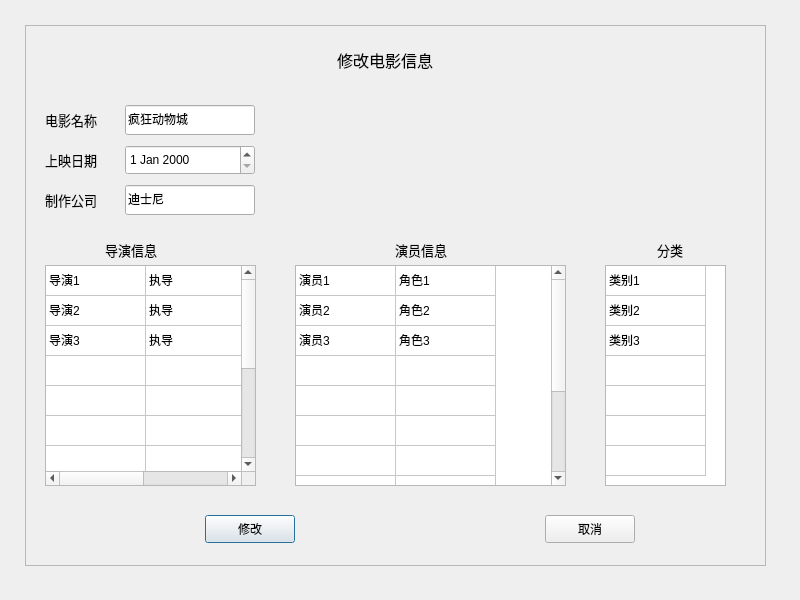
Qt form GUI/ModifyMovieDialogUI.ui (ljcleo/DBProj) before a commit.
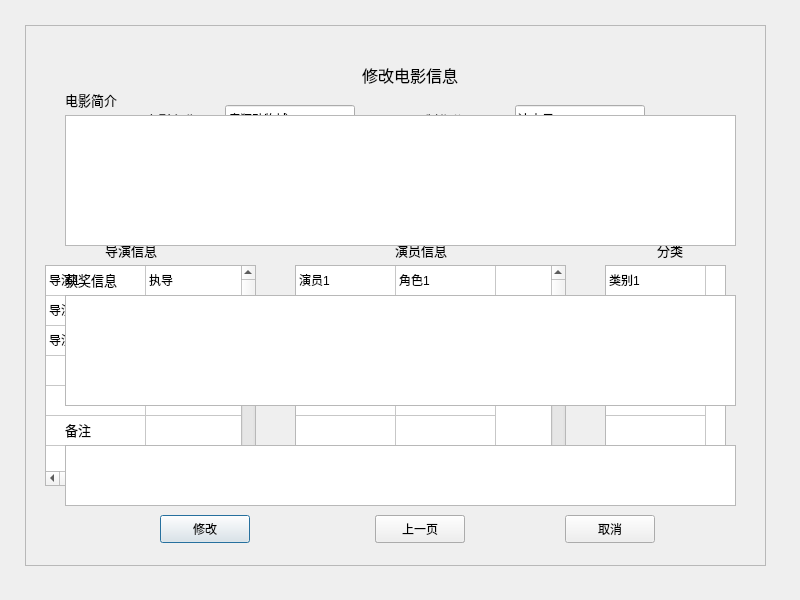
The same form after that commit.

Patch:
```diff
--- a/GUI/ModifyMovieDialogUI.ui
+++ b/GUI/ModifyMovieDialogUI.ui
@@ -28,78 +28,11 @@
    <property name="frameShadow">
     <enum>QFrame::Raised</enum>
    </property>
-   <widget class="QPushButton" name="Modify">
-    <property name="geometry">
-     <rect>
-      <x>180</x>
-      <y>490</y>
-      <width>90</width>
-      <height>28</height>
-     </rect>
-    </property>
-    <property name="font">
-     <font>
-      <family>宋体</family>
-     </font>
-    </property>
-    <property name="text">
-     <string>修改</string>
-    </property>
-    <property name="default">
-     <bool>true</bool>
-    </property>
-   </widget>
-   <widget class="QPushButton" name="Cancel">
-    <property name="geometry">
-     <rect>
-      <x>520</x>
-      <y>490</y>
-      <width>90</width>
-      <height>28</height>
-     </rect>
-    </property>
-    <property name="font">
-     <font>
-      <family>宋体</family>
-     </font>
-    </property>
-    <property name="text">
-     <string>取消</string>
-    </property>
-   </widget>
-   <widget class="QLabel" name="Title">
-    <property name="geometry">
-     <rect>
-      <x>300</x>
-      <y>20</y>
-      <width>120</width>
-      <height>30</height>
-     </rect>
-    </property>
-    <property name="font">
-     <font>
-      <family>等线</family>
-      <pointsize>12</pointsize>
-     </font>
-    </property>
-    <property name="layoutDirection">
-     <enum>Qt::LeftToRight</enum>
-    </property>
-    <property name="text">
-     <string>修改电影信息</string>
-    </property>
-    <property name="textFormat">
-     <enum>Qt::AutoText</enum>
-    </property>
-    <property name="alignment">
-     <set>Qt::AlignCenter</set>
-    </property>
-   </widget>
    <widget class="QLineEdit" name="ProductionCompany">
     <property name="geometry">
      <rect>
-      <x>100</x>
-      <y>160</y>
+      <x>490</x>
+      <y>80</y>
       <width>130</width>
       <height>30</height>
      </rect>
@@ -116,7 +49,7 @@
    <widget class="QLineEdit" name="MovieName">
     <property name="geometry">
      <rect>
-      <x>100</x>
+      <x>200</x>
       <y>80</y>
       <width>130</width>
       <height>30</height>
@@ -137,7 +70,7 @@
    <widget class="QLabel" name="Label1">
     <property name="geometry">
      <rect>
-      <x>20</x>
+      <x>120</x>
       <y>80</y>
       <width>70</width>
       <height>30</height>
@@ -165,8 +98,8 @@
    <widget class="QLabel" name="Label2">
     <property name="geometry">
      <rect>
-      <x>20</x>
-      <y>120</y>
+      <x>120</x>
+      <y>160</y>
       <width>70</width>
       <height>30</height>
      </rect>
@@ -193,8 +126,8 @@
    <widget class="QLabel" name="Label3">
     <property name="geometry">
      <rect>
-      <x>20</x>
-      <y>160</y>
+      <x>400</x>
+      <y>80</y>
       <width>70</width>
       <height>30</height>
      </rect>
@@ -221,8 +154,8 @@
    <widget class="QDateEdit" name="ReleaseDate">
     <property name="geometry">
      <rect>
-      <x>100</x>
-      <y>120</y>
+      <x>200</x>
+      <y>160</y>
       <width>130</width>
       <height>30</height>
      </rect>
@@ -514,7 +447,7 @@
      <set>Qt::AlignLeading|Qt::AlignLeft|Qt::AlignVCenter</set>
     </property>
    </widget>
-   <widget class="QLabel" name="Label7">
+   <widget class="QLabel" name="Label6">
     <property name="geometry">
      <rect>
       <x>610</x>
@@ -616,6 +549,380 @@
      </property>
     </item>
    </widget>
+   <widget class="QPushButton" name="NextPage">
+    <property name="geometry">
+     <rect>
+      <x>350</x>
+      <y>490</y>
+      <width>90</width>
+      <height>28</height>
+     </rect>
+    </property>
+    <property name="font">
+     <font>
+      <family>宋体</family>
+     </font>
+    </property>
+    <property name="text">
+     <string>下一页</string>
+    </property>
+   </widget>
+   <widget class="QLabel" name="Label7">
+    <property name="geometry">
+     <rect>
+      <x>120</x>
+      <y>120</y>
+      <width>70</width>
+      <height>30</height>
+     </rect>
+    </property>
+    <property name="font">
+     <font>
+      <family>等线</family>
+      <pointsize>10</pointsize>
+     </font>
+    </property>
+    <property name="layoutDirection">
+     <enum>Qt::LeftToRight</enum>
+    </property>
+    <property name="text">
+     <string>电影原名</string>
+    </property>
+    <property name="textFormat">
+     <enum>Qt::AutoText</enum>
+    </property>
+    <property name="alignment">
+     <set>Qt::AlignLeading|Qt::AlignLeft|Qt::AlignVCenter</set>
+    </property>
+   </widget>
+   <widget class="QLabel" name="Label8">
+    <property name="geometry">
+     <rect>
+      <x>400</x>
+      <y>120</y>
+      <width>70</width>
+      <height>30</height>
+     </rect>
+    </property>
+    <property name="font">
+     <font>
+      <family>等线</family>
+      <pointsize>10</pointsize>
+     </font>
+    </property>
+    <property name="layoutDirection">
+     <enum>Qt::LeftToRight</enum>
+    </property>
+    <property name="text">
+     <string>电影长度</string>
+    </property>
+    <property name="textFormat">
+     <enum>Qt::AutoText</enum>
+    </property>
+    <property name="alignment">
+     <set>Qt::AlignLeading|Qt::AlignLeft|Qt::AlignVCenter</set>
+    </property>
+   </widget>
+   <widget class="QLineEdit" name="OriginalName">
+    <property name="geometry">
+     <rect>
+      <x>200</x>
+      <y>120</y>
+      <width>130</width>
+      <height>30</height>
+     </rect>
+    </property>
+    <property name="font">
+     <font>
+      <family>宋体</family>
+     </font>
+    </property>
+    <property name="autoFillBackground">
+     <bool>false</bool>
+    </property>
+    <property name="text">
+     <string>疯狂动物城</string>
+    </property>
+   </widget>
+   <widget class="QLineEdit" name="MovieLength">
+    <property name="geometry">
+     <rect>
+      <x>490</x>
+      <y>120</y>
+      <width>130</width>
+      <height>30</height>
+     </rect>
+    </property>
+    <property name="font">
+     <font>
+      <family>宋体</family>
+     </font>
+    </property>
+    <property name="text">
+     <string>90分钟</string>
+    </property>
+   </widget>
+   <widget class="QLabel" name="Label9">
+    <property name="geometry">
+     <rect>
+      <x>400</x>
+      <y>160</y>
+      <width>70</width>
+      <height>30</height>
+     </rect>
+    </property>
+    <property name="font">
+     <font>
+      <family>等线</family>
+      <pointsize>10</pointsize>
+     </font>
+    </property>
+    <property name="layoutDirection">
+     <enum>Qt::LeftToRight</enum>
+    </property>
+    <property name="text">
+     <string>海报链接</string>
+    </property>
+    <property name="textFormat">
+     <enum>Qt::AutoText</enum>
+    </property>
+    <property name="alignment">
+     <set>Qt::AlignLeading|Qt::AlignLeft|Qt::AlignVCenter</set>
+    </property>
+   </widget>
+   <widget class="QLineEdit" name="Picture">
+    <property name="geometry">
+     <rect>
+      <x>490</x>
+      <y>160</y>
+      <width>130</width>
+      <height>30</height>
+     </rect>
+    </property>
+    <property name="font">
+     <font>
+      <family>宋体</family>
+     </font>
+    </property>
+    <property name="text">
+     <string>暂无</string>
+    </property>
+   </widget>
+  </widget>
+  <widget class="QPushButton" name="Modify">
+   <property name="geometry">
+    <rect>
+     <x>160</x>
+     <y>515</y>
+     <width>90</width>
+     <height>28</height>
+    </rect>
+   </property>
+   <property name="font">
+    <font>
+     <family>宋体</family>
+    </font>
+   </property>
+   <property name="text">
+    <string>修改</string>
+   </property>
+   <property name="default">
+    <bool>true</bool>
+   </property>
+  </widget>
+  <widget class="QPushButton" name="Cancel">
+   <property name="geometry">
+    <rect>
+     <x>565</x>
+     <y>515</y>
+     <width>90</width>
+     <height>28</height>
+    </rect>
+   </property>
+   <property name="font">
+    <font>
+     <family>宋体</family>
+    </font>
+   </property>
+   <property name="text">
+    <string>取消</string>
+   </property>
+  </widget>
+  <widget class="QLabel" name="Title">
+   <property name="geometry">
+    <rect>
+     <x>350</x>
+     <y>60</y>
+     <width>120</width>
+     <height>30</height>
+    </rect>
+   </property>
+   <property name="font">
+    <font>
+     <family>等线</family>
+     <pointsize>12</pointsize>
+    </font>
+   </property>
+   <property name="layoutDirection">
+    <enum>Qt::LeftToRight</enum>
+   </property>
+   <property name="text">
+    <string>修改电影信息</string>
+   </property>
+   <property name="textFormat">
+    <enum>Qt::AutoText</enum>
+   </property>
+   <property name="alignment">
+    <set>Qt::AlignCenter</set>
+   </property>
+  </widget>
+  <widget class="QFrame" name="SecondPageFrame">
+   <property name="geometry">
+    <rect>
+     <x>25</x>
+     <y>25</y>
+     <width>741</width>
+     <height>541</height>
+    </rect>
+   </property>
+   <property name="frameShape">
+    <enum>QFrame::StyledPanel</enum>
+   </property>
+   <property name="frameShadow">
+    <enum>QFrame::Raised</enum>
+   </property>
+   <widget class="QPushButton" name="PreviousPage">
+    <property name="geometry">
+     <rect>
+      <x>350</x>
+      <y>490</y>
+      <width>90</width>
+      <height>28</height>
+     </rect>
+    </property>
+    <property name="font">
+     <font>
+      <family>宋体</family>
+     </font>
+    </property>
+    <property name="text">
+     <string>上一页</string>
+    </property>
+   </widget>
+   <widget class="QPlainTextEdit" name="Storyline">
+    <property name="geometry">
+     <rect>
+      <x>40</x>
+      <y>90</y>
+      <width>671</width>
+      <height>131</height>
+     </rect>
+    </property>
+   </widget>
+   <widget class="QLabel" name="Label11">
+    <property name="geometry">
+     <rect>
+      <x>40</x>
+      <y>60</y>
+      <width>70</width>
+      <height>30</height>
+     </rect>
+    </property>
+    <property name="font">
+     <font>
+      <family>等线</family>
+      <pointsize>10</pointsize>
+     </font>
+    </property>
+    <property name="layoutDirection">
+     <enum>Qt::LeftToRight</enum>
+    </property>
+    <property name="text">
+     <string>电影简介</string>
+    </property>
+    <property name="textFormat">
+     <enum>Qt::AutoText</enum>
+    </property>
+    <property name="alignment">
+     <set>Qt::AlignLeading|Qt::AlignLeft|Qt::AlignVCenter</set>
+    </property>
+   </widget>
+   <widget class="QLabel" name="Label12">
+    <property name="geometry">
+     <rect>
+      <x>40</x>
+      <y>240</y>
+      <width>70</width>
+      <height>30</height>
+     </rect>
+    </property>
+    <property name="font">
+     <font>
+      <family>等线</family>
+      <pointsize>10</pointsize>
+     </font>
+    </property>
+    <property name="layoutDirection">
+     <enum>Qt::LeftToRight</enum>
+    </property>
+    <property name="text">
+     <string>获奖信息</string>
+    </property>
+    <property name="textFormat">
+     <enum>Qt::AutoText</enum>
+    </property>
+    <property name="alignment">
+     <set>Qt::AlignLeading|Qt::AlignLeft|Qt::AlignVCenter</set>
+    </property>
+   </widget>
+   <widget class="QPlainTextEdit" name="PrizeHistory">
+    <property name="geometry">
+     <rect>
+      <x>40</x>
+      <y>270</y>
+      <width>671</width>
+      <height>111</height>
+     </rect>
+    </property>
+   </widget>
+   <widget class="QLabel" name="Label13">
+    <property name="geometry">
+     <rect>
+      <x>40</x>
+      <y>390</y>
+      <width>70</width>
+      <height>30</height>
+     </rect>
+    </property>
+    <property name="font">
+     <font>
+      <family>等线</family>
+      <pointsize>10</pointsize>
+     </font>
+    </property>
+    <property name="layoutDirection">
+     <enum>Qt::LeftToRight</enum>
+    </property>
+    <property name="text">
+     <string>备注</string>
+    </property>
+    <property name="textFormat">
+     <enum>Qt::AutoText</enum>
+    </property>
+    <property name="alignment">
+     <set>Qt::AlignLeading|Qt::AlignLeft|Qt::AlignVCenter</set>
+    </property>
+   </widget>
+   <widget class="QPlainTextEdit" name="Remark">
+    <property name="geometry">
+     <rect>
+      <x>40</x>
+      <y>420</y>
+      <width>671</width>
+      <height>61</height>
+     </rect>
+    </property>
+   </widget>
   </widget>
  </widget>
  <tabstops>
```
Left out of the diff: 63 changed lines with no effect on the pictures.
